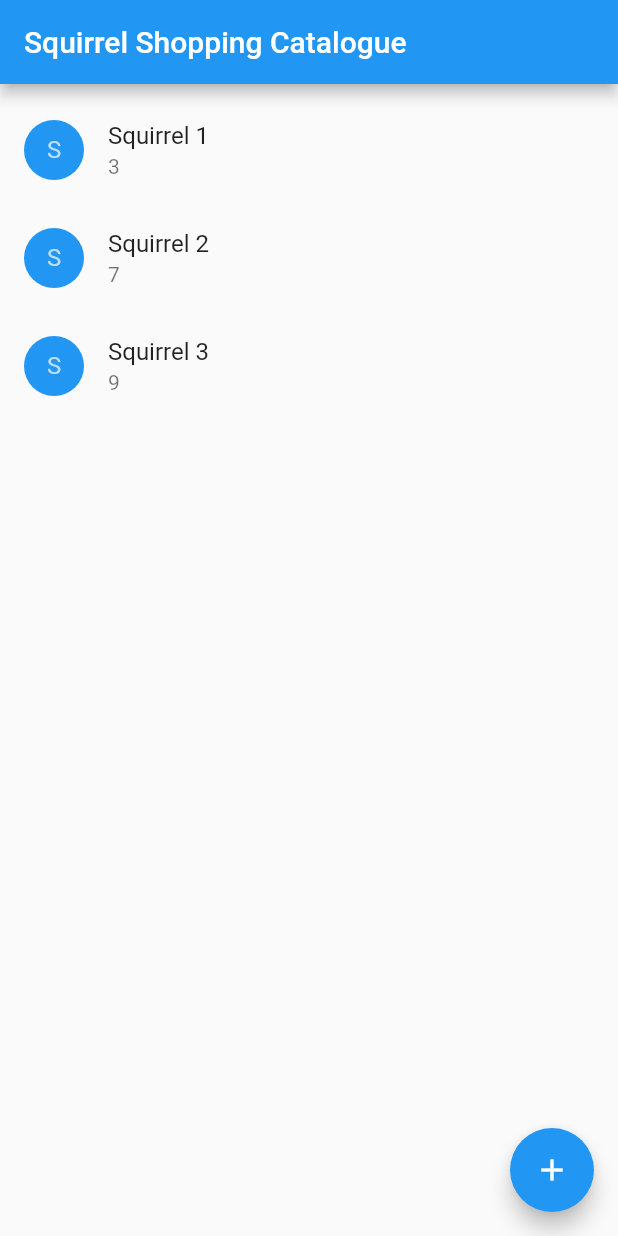
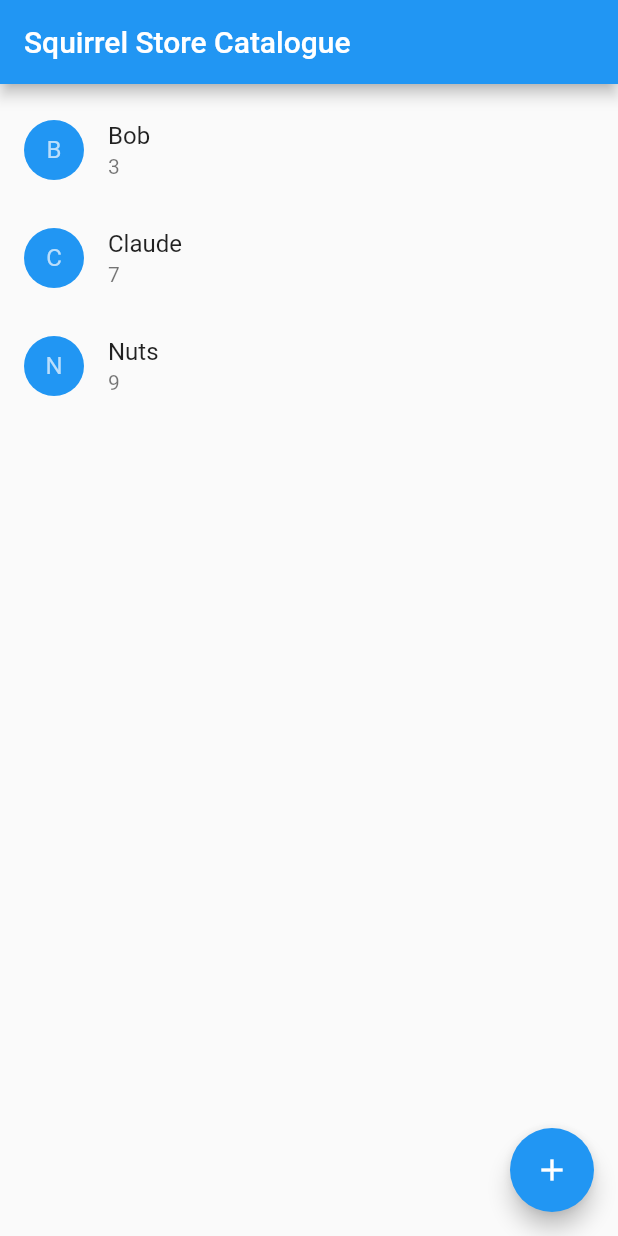
Before and after one commit to KhounborineII/to-do-list-khounborine, a Flutter app: the screen it shows after launch, on a phone screen of 412 x 824 dp. Run offline on Flutter 3.47's test engine with Material 2 defaults, Android fonts, the phone set to English and light mode, and no system bars.

Commit message:
Refactoring and squirrel selling
Refactoring complete -> sold, redefined list changed to squirrel selling, items are not removed

```diff
--- a/lib/main.dart
+++ b/lib/main.dart
@@ -91,14 +91,14 @@ class _SquirrelShoppingState extends State<SquirrelShopping> {
   String price = "";
 
   final List<Squirrel> items = [
-    const Squirrel(name: "Squirrel 1", price: 3), //init with multiple
-    const Squirrel(name: "Squirrel 2", price: 7),
-    const Squirrel(name: "Squirrel 3", price: 9)
+    const Squirrel(name: "Bob", price: 3), //init with multiple
+    const Squirrel(name: "Claude", price: 7),
+    const Squirrel(name: "Nuts", price: 9)
   ];
 
   final _itemSet = <Squirrel>{};
 
-  void _handleSquirrelSelling(Squirrel item, bool completed) {
+  void _handleSquirrelSelling(Squirrel item, bool sold) {
     setState(() {
       // When a user changes what's in the list, you need
       // to change _itemSet inside a setState call to
@@ -106,23 +106,18 @@ class _SquirrelShoppingState extends State<SquirrelShopping> {
       // The framework then calls build, below,
       // which updates the visual appearance of the app.
 
-      items.remove(item);
-      if (!completed) {
-        print("Completing");
+      //items.remove(item);
+      if (!sold) {
+        print("Selling");
         _itemSet.add(item);
-        items.add(item);
-      } else {
-        print("Making Undone");
-        _itemSet.remove(item);
-        items.insert(0, item);
+        //items.add(item);
+        print(items);
       }
-    });
-  }
-
-  void _handleDeleteItem(Squirrel item) {
-    setState(() {
-      print("Deleting item");
-      items.remove(item);
+      // else {
+      //   print("Making Undone");
+      //   _itemSet.remove(item);
+      //   items.insert(0, item);
+      // }
     });
   }
 
@@ -142,17 +137,15 @@ class _SquirrelShoppingState extends State<SquirrelShopping> {
   Widget build(BuildContext context) {
     return Scaffold(
       appBar: AppBar(
-        title: const Text('Squirrel Shopping Catalogue'),
+        title: const Text('Squirrel Store Catalogue'),
       ),
       body: ListView(
         padding: const EdgeInsets.symmetric(vertical: 8.0),
         children: items.map((item) {
           return SquirrelItem(
-            item: item,
-            //sold: _handleSoldSquirrel,
-            sold: _itemSet.contains(item),
-            onListChanged: _handleSquirrelSelling
-          );
+              item: item,
+              sold: _itemSet.contains(item),
+              onListChanged: _handleSquirrelSelling);
         }).toList(),
       ),
       floatingActionButton: FloatingActionButton(
@@ -166,7 +159,7 @@ class _SquirrelShoppingState extends State<SquirrelShopping> {
 
 void main() {
   runApp(const MaterialApp(
-    title: 'To Do List',
+    title: 'Squirrel Store Catalogue',
     home: SquirrelShopping(),
   ));
 }
--- a/lib/to_do_items.dart
+++ b/lib/to_do_items.dart
@@ -14,13 +14,11 @@ class Squirrel {
 }
 
 typedef ToDoListChangedCallback = Function(Squirrel item, bool completed);
-typedef ToDoListRemovedCallback = Function(Squirrel item);
 
 class SquirrelItem extends StatelessWidget {
   SquirrelItem(
       {required this.item,
       required this.sold,
-      //required this.sold, //sold squirrel
       required this.onListChanged})
       : super(key: ObjectKey(item));
 
```
